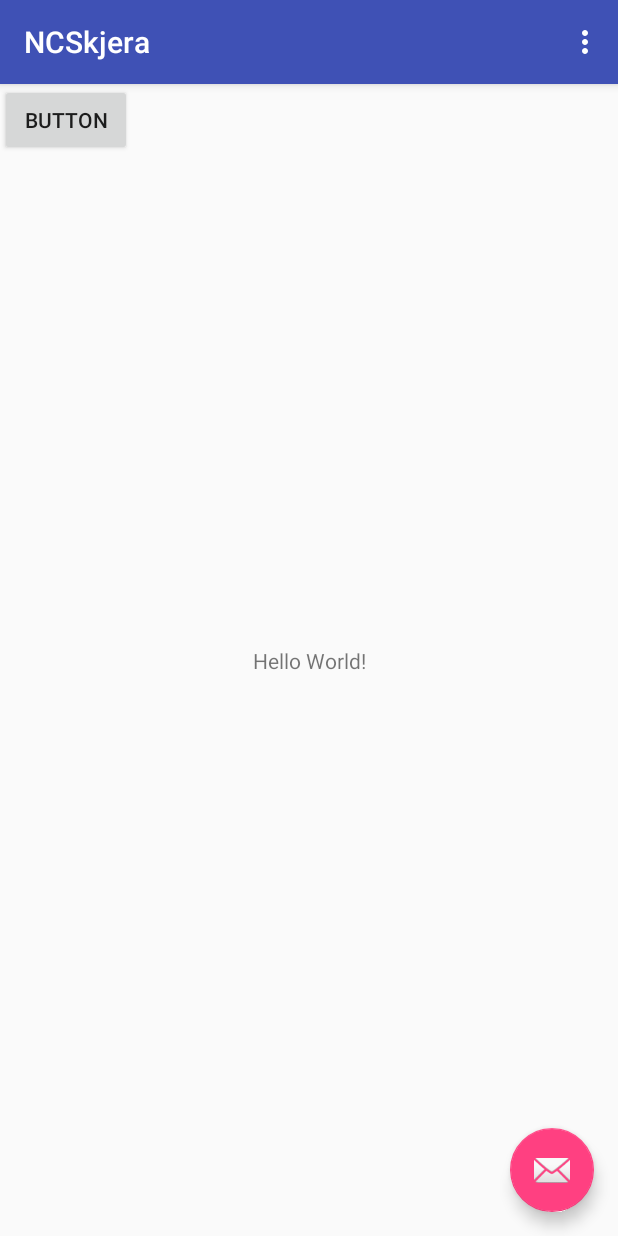
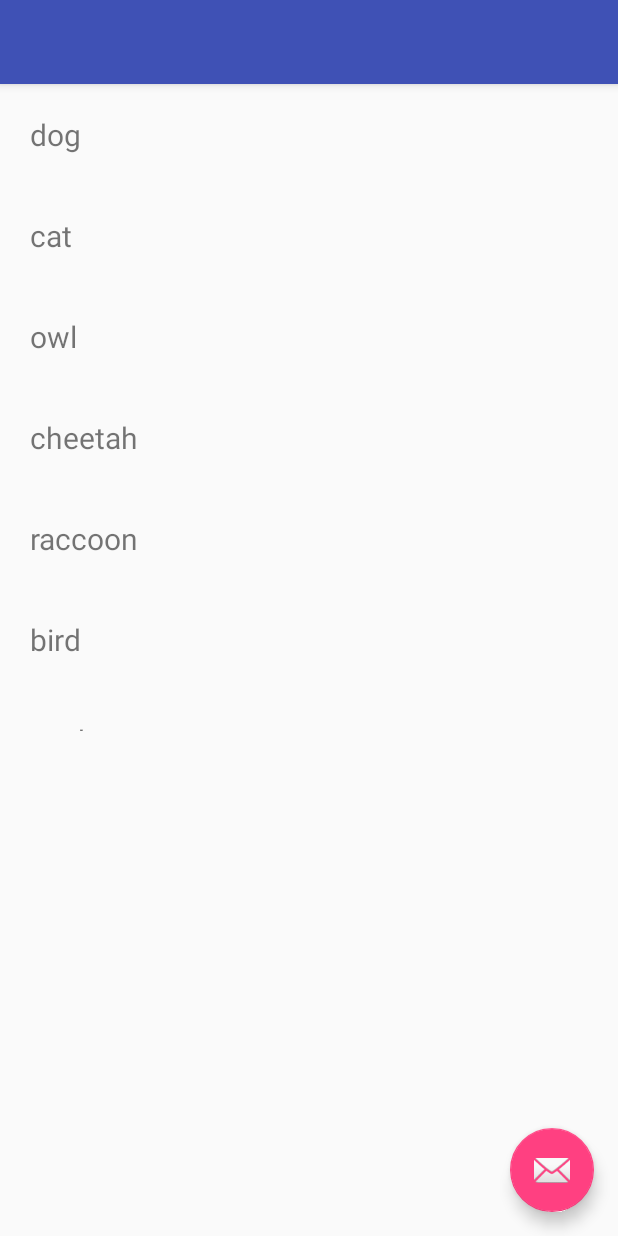
Before and after one commit to netcompanyno/fag-mobil-ncskjera, an Android app: the screen it shows after launch (MainActivity), on a phone screen of 412 x 824 dp. Run offline under Robolectric (Android 15) with nearby library versions, the phone set to English and light mode, and no system bars.

```diff
--- /dev/null
+++ b/app/src/main/java/no/netcompany/ncskjera/AnimalAdapter.kt
@@ -0,0 +1,32 @@
+package no.netcompany.ncskjera
+
+import android.content.Context
+import android.support.v7.widget.RecyclerView
+import android.view.LayoutInflater
+import android.view.View
+import android.view.ViewGroup
+import kotlinx.android.synthetic.main.animal_list_item.view.*
+
+class AnimalAdapter(private val items: ArrayList<String>, private val context: Context) :
+        RecyclerView.Adapter<ViewHolder>() {
+
+    // Gets the number of animals in the list
+    override fun getItemCount(): Int {
+        return items.size
+    }
+
+    // Inflates the item views
+    override fun onCreateViewHolder(parent: ViewGroup, viewType: Int): ViewHolder {
+        return ViewHolder(LayoutInflater.from(context).inflate(R.layout.animal_list_item, parent, false))
+    }
+
+    // Binds each animal in the ArrayList to a view
+    override fun onBindViewHolder(holder: ViewHolder, position: Int) {
+        holder.tvAnimalType?.text = items.get(position)
+    }
+}
+
+class ViewHolder(view: View) : RecyclerView.ViewHolder(view) {
+    // Holds the TextView that will add each animal to
+    val tvAnimalType = view.tv_animal_type
+}
--- a/app/src/main/java/no/netcompany/ncskjera/MainActivity.kt
+++ b/app/src/main/java/no/netcompany/ncskjera/MainActivity.kt
@@ -1,39 +1,66 @@
 package no.netcompany.ncskjera
 
 import android.os.Bundle
-import android.support.design.widget.Snackbar
 import android.support.v7.app.AppCompatActivity
-import android.view.Menu
-import android.view.MenuItem
-
-import kotlinx.android.synthetic.main.activity_main.*
+import android.support.v7.widget.LinearLayoutManager
+import kotlinx.android.synthetic.main.content_main.*
 
 class MainActivity : AppCompatActivity() {
+
+    // Initializing an empty ArrayList to be filled with animals
+    private val animals: ArrayList<String> = ArrayList()
 
     override fun onCreate(savedInstanceState: Bundle?) {
         super.onCreate(savedInstanceState)
         setContentView(R.layout.activity_main)
-        setSupportActionBar(toolbar)
 
-        fab.setOnClickListener { view ->
-            Snackbar.make(view, "Replace with your own action", Snackbar.LENGTH_LONG)
-                    .setAction("Action", null).show()
-        }
+        // Loads animals into the ArrayList
+        addAnimals()
+
+        // Creates a vertical Layout Manager
+        rv_animal_list.layoutManager = LinearLayoutManager(this)
+
+        // You can use GridLayoutManager if you want multiple columns. Enter the number of columns as a parameter.
+//        rv_animal_list.layoutManager = GridLayoutManager(this, 2)
+
+        // Access the RecyclerView Adapter and load the data into it
+        rv_animal_list.adapter = AnimalAdapter(animals, this)
+
     }
 
-    override fun onCreateOptionsMenu(menu: Menu): Boolean {
-        // Inflate the menu; this adds items to the action bar if it is present.
-        menuInflater.inflate(R.menu.menu_main, menu)
-        return true
-    }
-
-    override fun onOptionsItemSelected(item: MenuItem): Boolean {
-        // Handle action bar item clicks here. The action bar will
-        // automatically handle clicks on the Home/Up button, so long
-        // as you specify a parent activity in AndroidManifest.xml.
-        return when (item.itemId) {
-            R.id.action_settings -> true
-            else -> super.onOptionsItemSelected(item)
-        }
+    // Adds animals to the empty animals ArrayList
+    fun addAnimals() {
+        animals.add("dog")
+        animals.add("cat")
+        animals.add("owl")
+        animals.add("cheetah")
+        animals.add("raccoon")
+        animals.add("bird")
+        animals.add("snake")
+        animals.add("lizard")
+        animals.add("hamster")
+        animals.add("bear")
+        animals.add("lion")
+        animals.add("tiger")
+        animals.add("horse")
+        animals.add("frog")
+        animals.add("fish")
+        animals.add("shark")
+        animals.add("turtle")
+        animals.add("elephant")
+        animals.add("cow")
+        animals.add("beaver")
+        animals.add("bison")
+        animals.add("porcupine")
+        animals.add("rat")
+        animals.add("mouse")
+        animals.add("goose")
+        animals.add("deer")
+        animals.add("fox")
+        animals.add("moose")
+        animals.add("buffalo")
+        animals.add("monkey")
+        animals.add("penguin")
+        animals.add("parrot")
     }
 }
--- /dev/null
+++ b/app/src/main/res/layout/animal_list_item.xml
@@ -0,0 +1,14 @@
+<?xml version="1.0" encoding="utf-8"?>
+<LinearLayout xmlns:android="http://schemas.android.com/apk/res/android"
+    android:orientation="vertical"
+    android:layout_width="match_parent"
+    android:layout_height="wrap_content">
+
+    <TextView
+        android:id="@+id/tv_animal_type"
+        android:layout_width="match_parent"
+        android:layout_height="wrap_content"
+        android:textSize="20sp"
+        android:padding="20dp"/>
+
+</LinearLayout>
--- a/app/src/main/res/layout/content_main.xml
+++ b/app/src/main/res/layout/content_main.xml
@@ -8,21 +8,12 @@
     tools:context=".MainActivity"
     tools:showIn="@layout/activity_main">
 
-    <TextView
-        android:layout_width="wrap_content"
-        android:layout_height="wrap_content"
-        android:text="Hello World!"
-        app:layout_constraintBottom_toBottomOf="parent"
-        app:layout_constraintLeft_toLeftOf="parent"
-        app:layout_constraintRight_toRightOf="parent"
-        app:layout_constraintTop_toTopOf="parent" />
 
-    <Button
-        android:id="@+id/button"
-        android:layout_width="wrap_content"
-        android:layout_height="wrap_content"
-        android:text="Button"
-        tools:layout_editor_absoluteX="199dp"
-        tools:layout_editor_absoluteY="266dp" />
+    <android.support.v7.widget.RecyclerView
+        android:id="@+id/rv_animal_list"
+        android:layout_width="368dp"
+        android:layout_height="431dp"
+        tools:layout_editor_absoluteX="8dp"
+        tools:layout_editor_absoluteY="8dp" />
 
 </android.support.constraint.ConstraintLayout>
```
